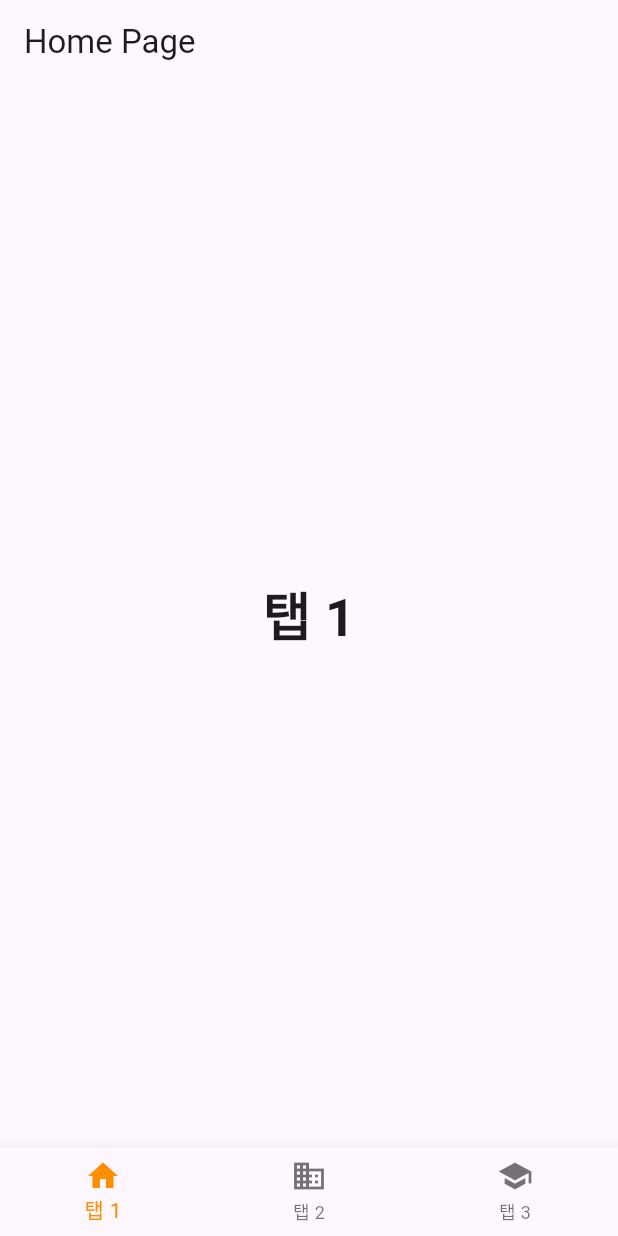
After one commit to ha9eun/madcamp2_fridge_front, a Flutter app: the HomePage screen opened directly, on a phone screen of 412 x 824 dp. The commit adds this screen. Run offline on Flutter 3.47's test engine with Material 3 defaults, Android fonts, the light colour scheme and no system bars; missing offline and left inert: kakao_flutter_sdk_user.

Commit message:
로그인 성공 시 홈화면으로 이동,하단 탭바 생성

```diff
--- /dev/null
+++ b/lib/view/home_page.dart
@@ -0,0 +1,53 @@
+import 'package:flutter/material.dart';
+
+class HomePage extends StatefulWidget {
+  @override
+  _HomePageState createState() => _HomePageState();
+}
+
+class _HomePageState extends State<HomePage> {
+  int _selectedIndex = 0;
+
+  static List<Widget> _widgetOptions = <Widget>[
+    Text('탭 1', style: TextStyle(fontSize: 35, fontWeight: FontWeight.bold)),
+    Text('탭 2', style: TextStyle(fontSize: 35, fontWeight: FontWeight.bold)),
+    Text('탭 3', style: TextStyle(fontSize: 35, fontWeight: FontWeight.bold)),
+  ];
+
+  void _onItemTapped(int index) {
+    setState(() {
+      _selectedIndex = index;
+    });
+  }
+
+  @override
+  Widget build(BuildContext context) {
+    return Scaffold(
+      appBar: AppBar(
+        title: const Text('Home Page'),
+      ),
+      body: Center(
+        child: _widgetOptions.elementAt(_selectedIndex),
+      ),
+      bottomNavigationBar: BottomNavigationBar(
+        items: const <BottomNavigationBarItem>[
+          BottomNavigationBarItem(
+            icon: Icon(Icons.home),
+            label: '탭 1',
+          ),
+          BottomNavigationBarItem(
+            icon: Icon(Icons.business),
+            label: '탭 2',
+          ),
+          BottomNavigationBarItem(
+            icon: Icon(Icons.school),
+            label: '탭 3',
+          ),
+        ],
+        currentIndex: _selectedIndex,
+        selectedItemColor: Colors.amber[800],
+        onTap: _onItemTapped,
+      ),
+    );
+  }
+}
```
Also changed, not shown: lib/model/user_service.dart (+6 -3 lines), lib/view/login_page.dart (+17 -1 lines), lib/view_model/user_view_model.dart (+5 -4 lines).
